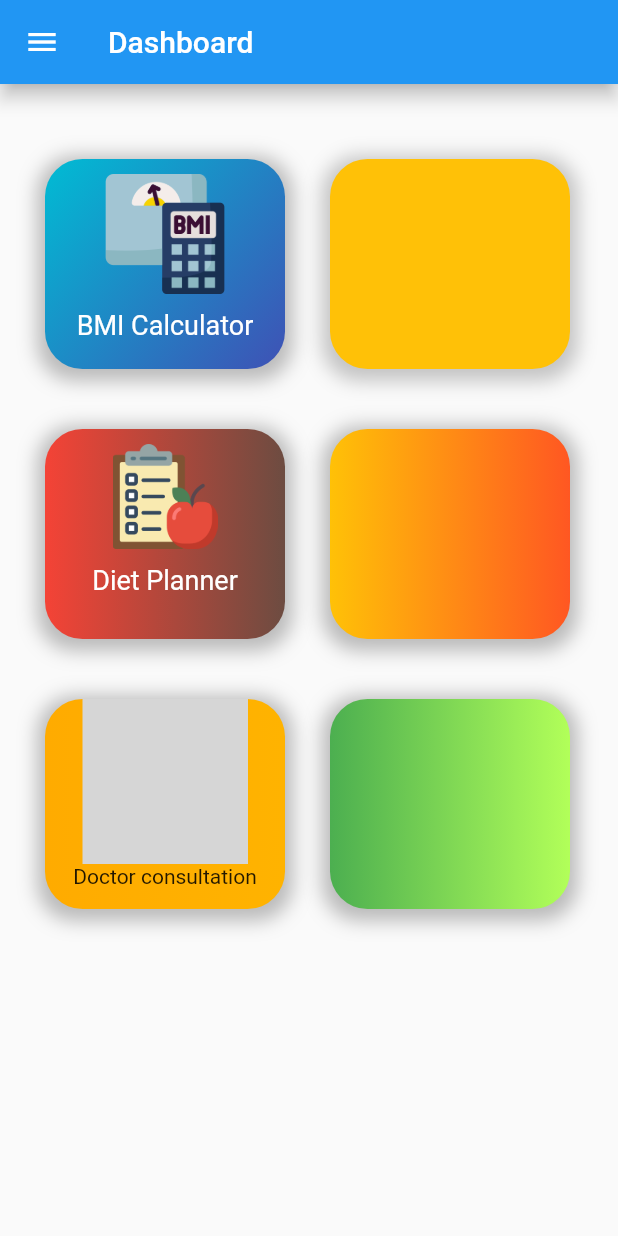
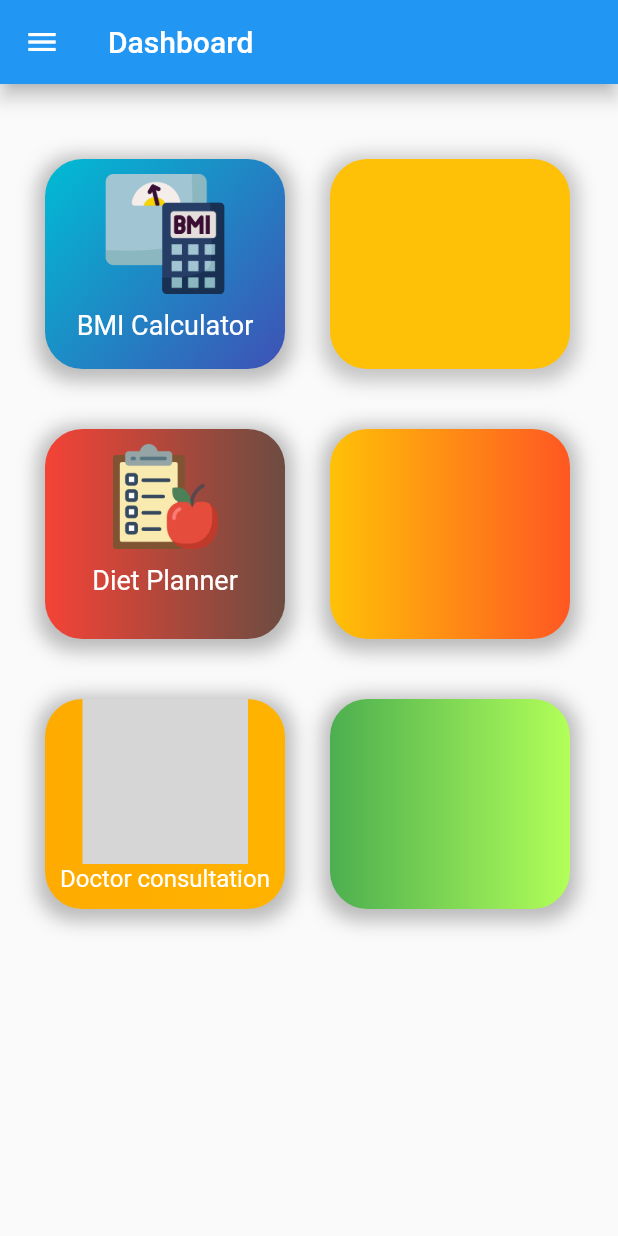
Before and after one commit to balavardhan224/healthtrackerandcalculator, a Flutter app: the Homepage screen opened directly, on a phone screen of 412 x 824 dp. Run offline on Flutter 3.47's test engine with Material 2 defaults, Android fonts, the phone set to English and light mode, and no system bars; drawn by our look-alikes of lottie; our stand-ins replace flare_flutter, google_fonts; missing offline and left inert: intro_views_flutter; grey boxes are pictures that could not be loaded.

Commit message:
initial commit

```diff
--- a/lib/widget.dart
+++ b/lib/widget.dart
@@ -215,6 +215,8 @@ Widget buildbox1(BuildContext context) {
               ),
               Text(
                 'Doctor consultation',
+                style: TextStyle(
+                    fontSize: 16, color: Colors.white, fontFamily: 'Roboto'),
               )
             ],
           ),
```
